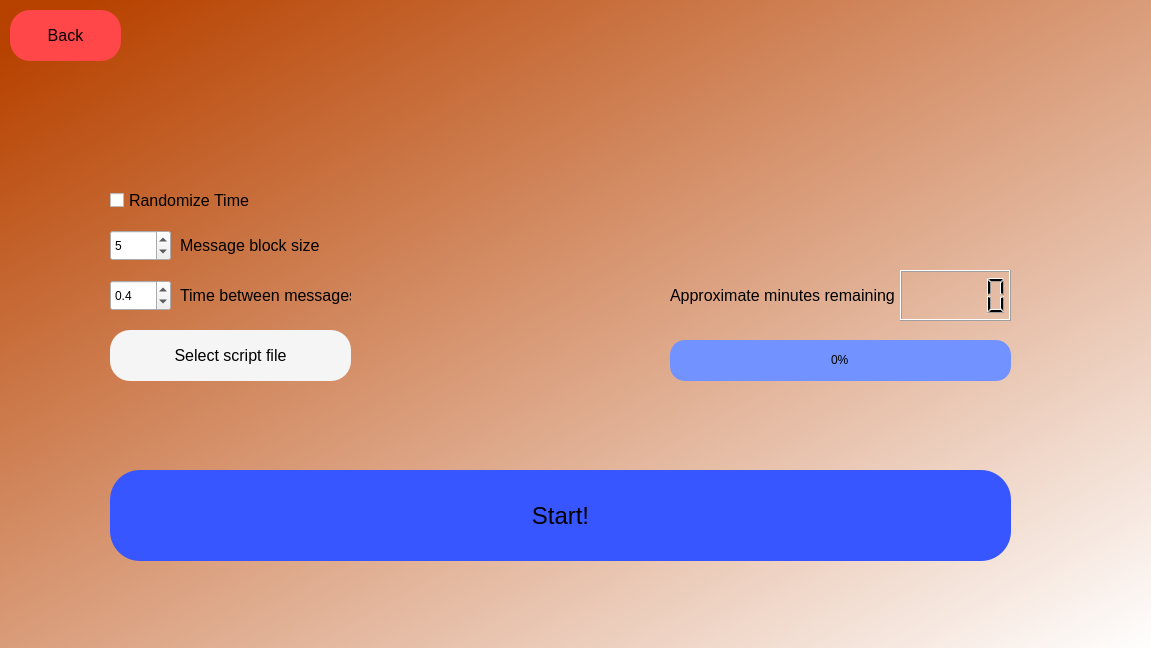
Old version of the form resources/scriptBased.ui in the repository rhnkl/SolarSpammer.
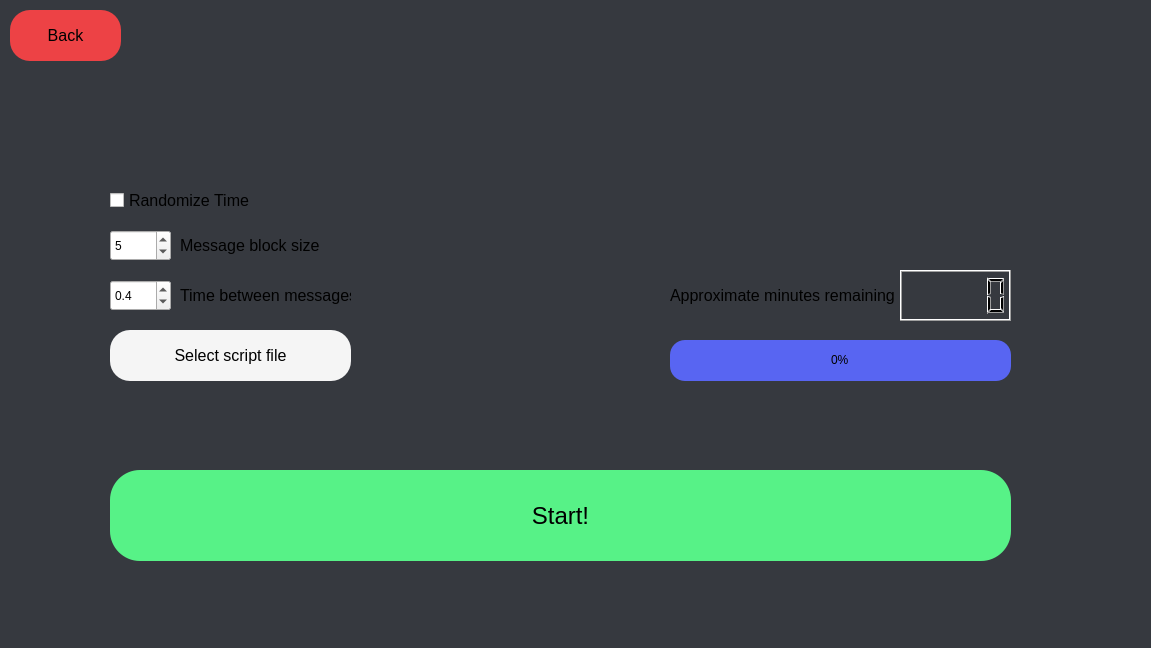
New version of the form.

Commit message: UI Redesign, Quit button, Wiki button

```diff
--- a/resources/scriptBased.ui
+++ b/resources/scriptBased.ui
@@ -28,8 +28,7 @@
     </rect>
    </property>
    <property name="styleSheet">
-    <string notr="true">QWidget#background{
-background-color: qlineargradient(spread:pad, x1:0, y1:0, x2:1, y2:1, stop:0.0397727 rgba(183, 66, 0, 255), stop:1 rgba(255, 255, 255, 255));}</string>
+    <string notr="true">QWidget#background{background-color: rgb(54, 57, 63);}</string>
    </property>
    <widget class="QLabel" name="scriptbasedLabel">
     <property name="geometry">
@@ -200,7 +199,7 @@
     </property>
     <property name="styleSheet">
      <string notr="true">border-radius:30px;
-background-color: rgb(56, 86, 255);</string>
+background-color: rgb(87, 242, 135);</string>
     </property>
     <property name="text">
      <string>Start!</string>
@@ -247,7 +246,7 @@
     <property name="styleSheet">
      <string notr="true">QProgressBar {
 	color: #FFF;
-	background-color: rgb(114, 147, 255);
+	background-color: rgb(88, 101, 242);
 	border-style: none;
 	border-radius: 15px;
 	text-align: center;
@@ -255,7 +254,7 @@
 }
 QProgressBar::chunk{
 	margin: 5px;
-	background-color: rgb(0, 255, 127);
+	background-color: rgb(87, 242, 135);
 	border-style: none;
 	border-radius: 15px
 }</string>
@@ -284,7 +283,7 @@
     </property>
     <property name="styleSheet">
      <string notr="true">border-radius:20px;
-background-color: rgb(255, 70, 73);</string>
+background-color: rgb(237, 66, 69);</string>
     </property>
     <property name="text">
      <string>Back</string>
```
The commit also changes 5 other files.
